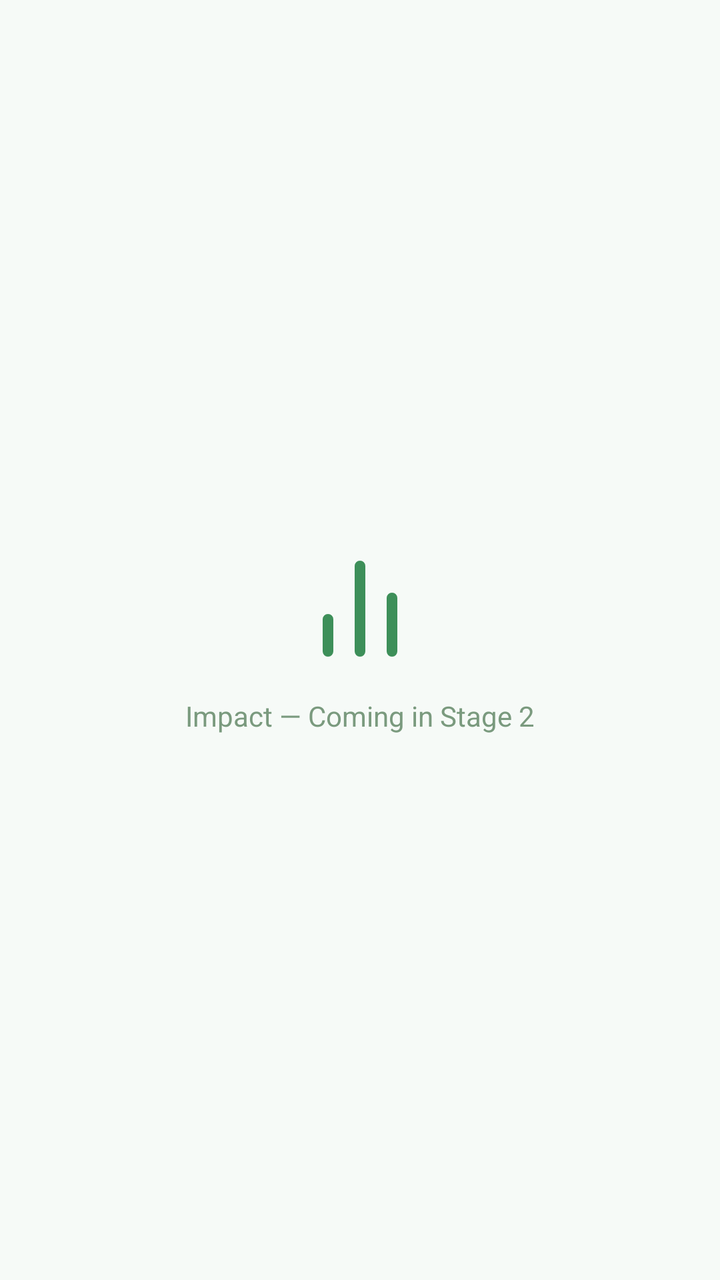
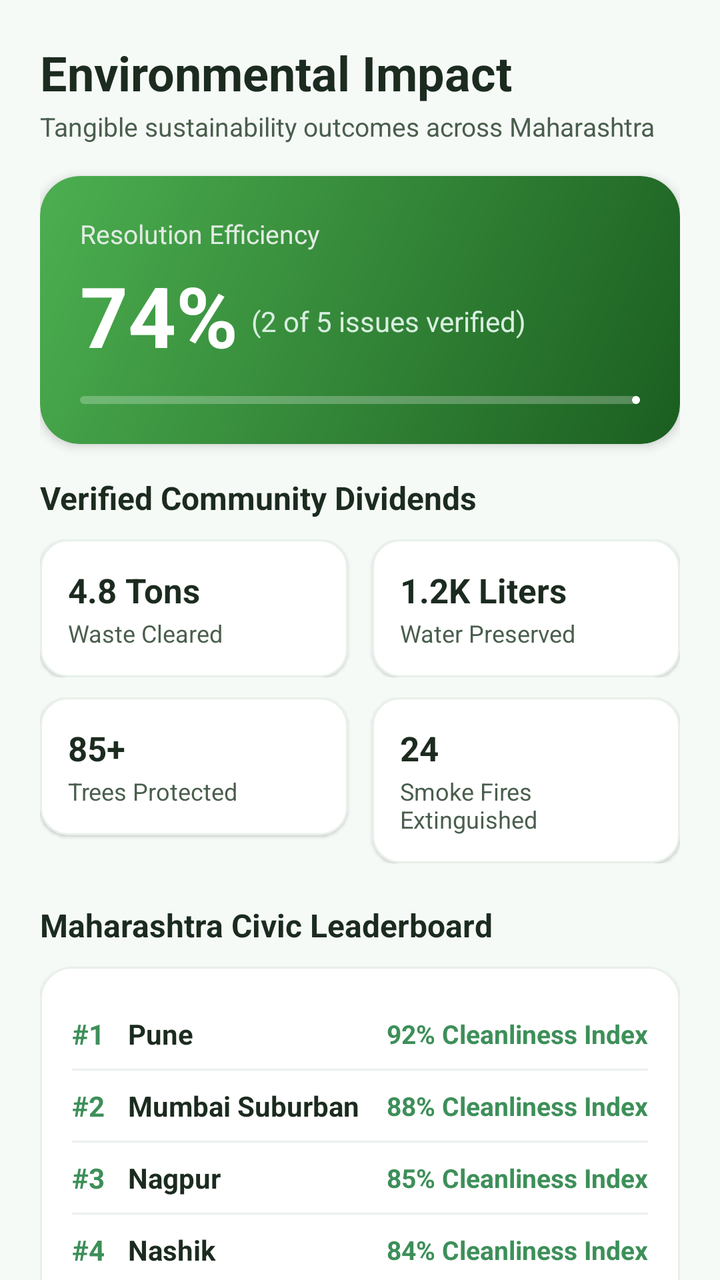

The first picture is an Android layout as it rendered before a commit; the second is the same layout after the commit. The layout source and the unified diff follow.
<!-- AndroidManifest.xml: application theme Theme.SUSTAINIQ -->
<!-- res/layout/fragment_impact.xml -->
<?xml version="1.0" encoding="utf-8"?>
<LinearLayout
    xmlns:android="http://schemas.android.com/apk/res/android"
    android:layout_width="match_parent"
    android:layout_height="match_parent"
    android:orientation="vertical"
    android:gravity="center"
    android:background="@color/color_background">

    <ImageView
        android:layout_width="64dp"
        android:layout_height="64dp"
        android:src="@drawable/ic_impact"
        android:contentDescription="Impact" />

    <TextView
        android:layout_width="wrap_content"
        android:layout_height="wrap_content"
        android:text="Impact — Coming in Stage 2"
        android:textSize="14sp"
        android:textColor="@color/text_tertiary"
        android:layout_marginTop="12dp" />

</LinearLayout>
<!-- resources referenced by this layout -->
<resources>
  <color name="color_background">#F6FAF7</color>
  <color name="text_tertiary">#7A9A7E</color>
  <!-- drawable ic_impact (drawable) -->
  <?xml version="1.0" encoding="utf-8"?>
  <vector xmlns:android="http://schemas.android.com/apk/res/android"
      android:width="24dp"
      android:height="24dp"
      android:viewportWidth="24"
      android:viewportHeight="24">
      <path
          android:fillColor="#00000000"
          android:strokeColor="#3D8F59"
          android:strokeWidth="2"
          android:strokeLineCap="round"
          android:strokeLineJoin="round"
          android:pathData="M18,20V10M12,20V4M6,20v-6" />
  </vector>
  <style name="Theme.SUSTAINIQ" parent="Base.Theme.SUSTAINIQ" />
  <color name="color_primary">#3D8F59</color>
  <color name="color_on_primary">#FFFFFF</color>
  <color name="color_primary_container">#D8EFDF</color>
  <color name="color_on_primary_container">#1A422A</color>
  <color name="color_secondary">#6B9A74</color>
  <color name="color_secondary_container">#E0EBE2</color>
  <color name="color_on_secondary_container">#1A3020</color>
  <color name="color_surface">#FAFDF9</color>
  <color name="color_surface_variant">#F0F4F1</color>
  <color name="color_on_surface">#1C2B1F</color>
  <color name="color_on_surface_variant">#4A5E4D</color>
  <color name="color_outline">#7A9A7E</color>
  <color name="color_outline_variant">#C4D9C8</color>
  <color name="color_error">#BA1A1A</color>
  <color name="color_error_container">#FFDAD6</color>
  <color name="color_on_error">#FFFFFF</color>
  <style name="ShapeAppearance.SUSTAINIQ.Medium" parent="ShapeAppearance.Material3.MediumComponent">
          <item name="cornerFamily">rounded</item>
          <item name="cornerSize">16dp</item>
      </style>
  <style name="ShapeAppearance.SUSTAINIQ.Large" parent="ShapeAppearance.Material3.LargeComponent">
          <item name="cornerFamily">rounded</item>
          <item name="cornerSize">24dp</item>
      </style>
  <style name="ShapeAppearance.SUSTAINIQ.Small" parent="ShapeAppearance.Material3.SmallComponent">
          <item name="cornerFamily">rounded</item>
          <item name="cornerSize">8dp</item>
      </style>
  <color name="ripple_green">#1A3D8F59</color>
  <!-- unchanged entries left out for length: 1 -->
</resources>

<!-- the commit's change to res/layout/fragment_impact.xml (unified diff, before → after) -->
@@ -1,24 +1,458 @@
 <?xml version="1.0" encoding="utf-8"?>
-<LinearLayout
+<androidx.core.widget.NestedScrollView
     xmlns:android="http://schemas.android.com/apk/res/android"
+    xmlns:app="http://schemas.android.com/apk/res-auto"
     android:layout_width="match_parent"
     android:layout_height="match_parent"
-    android:orientation="vertical"
-    android:gravity="center"
-    android:background="@color/color_background">
-
-    <ImageView
-        android:layout_width="64dp"
-        android:layout_height="64dp"
-        android:src="@drawable/ic_impact"
-        android:contentDescription="Impact" />
-
-    <TextView
-        android:layout_width="wrap_content"
+    android:background="@color/color_background"
+    android:fillViewport="true">
+
+    <LinearLayout
+        android:layout_width="match_parent"
         android:layout_height="wrap_content"
-        android:text="Impact — Coming in Stage 2"
-        android:textSize="14sp"
-        android:textColor="@color/text_tertiary"
-        android:layout_marginTop="12dp" />
-
-</LinearLayout>
+        android:orientation="vertical"
+        android:padding="20dp"
+        android:paddingBottom="90dp">
+
+        
+        <TextView
+            android:layout_width="wrap_content"
+            android:layout_height="wrap_content"
+            android:text="Environmental Impact"
+            android:textSize="24sp"
+            android:textStyle="bold"
+            android:textColor="@color/text_primary" />
+
+        <TextView
+            android:layout_width="wrap_content"
+            android:layout_height="wrap_content"
+            android:text="Tangible sustainability outcomes across Maharashtra"
+            android:textSize="13sp"
+            android:textColor="@color/text_secondary"
+            android:layout_marginTop="2dp"
+            android:layout_marginBottom="16dp" />
+
+        
+        <com.google.android.material.card.MaterialCardView
+            android:layout_width="match_parent"
+            android:layout_height="wrap_content"
+            app:cardCornerRadius="20dp"
+            app:cardElevation="3dp"
+            app:cardBackgroundColor="@android:color/transparent"
+            app:strokeWidth="0dp"
+            android:layout_marginBottom="16dp">
+
+            <LinearLayout
+                android:layout_width="match_parent"
+                android:layout_height="wrap_content"
+                android:orientation="vertical"
+                android:padding="20dp"
+                android:background="@drawable/bg_gradient_forest_mint">
+
+                <TextView
+                    android:layout_width="wrap_content"
+                    android:layout_height="wrap_content"
+                    android:text="Resolution Efficiency"
+                    android:textSize="13sp"
+                    android:textColor="#E0EBE2" />
+
+                <LinearLayout
+                    android:layout_width="match_parent"
+                    android:layout_height="wrap_content"
+                    android:orientation="horizontal"
+                    android:gravity="bottom"
+                    android:layout_marginTop="4dp">
+
+                    <TextView
+                        android:id="@+id/tv_impact_resolution_rate"
+                        android:layout_width="wrap_content"
+                        android:layout_height="wrap_content"
+                        android:text="74%"
+                        android:textSize="42sp"
+                        android:textStyle="bold"
+                        android:textColor="#FFFFFF" />
+
+                    <TextView
+                        android:id="@+id/tv_impact_ratio"
+                        android:layout_width="wrap_content"
+                        android:layout_height="wrap_content"
+                        android:text="  (2 of 5 issues verified)"
+                        android:textSize="14sp"
+                        android:textColor="#D8EFDF"
+                        android:layout_marginBottom="8dp" />
+                </LinearLayout>
+
+                <com.google.android.material.progressindicator.LinearProgressIndicator
+                    android:id="@+id/progress_impact_rate"
+                    android:layout_width="match_parent"
+                    android:layout_height="10dp"
+                    android:progress="74"
+                    app:trackCornerRadius="5dp"
+                    app:trackColor="#40FFFFFF"
+                    app:indicatorColor="#FFFFFF"
+                    android:layout_marginTop="12dp" />
+            </LinearLayout>
+        </com.google.android.material.card.MaterialCardView>
+
+        
+        <TextView
+            android:layout_width="wrap_content"
+            android:layout_height="wrap_content"
+            android:text="Verified Community Dividends"
+            android:textSize="16sp"
+            android:textStyle="bold"
+            android:textColor="@color/text_primary"
+            android:layout_marginBottom="10dp" />
+
+        <LinearLayout
+            android:layout_width="match_parent"
+            android:layout_height="wrap_content"
+            android:orientation="horizontal"
+            android:layout_marginBottom="10dp">
+
+            
+            <com.google.android.material.card.MaterialCardView
+                android:layout_width="0dp"
+                android:layout_height="wrap_content"
+                android:layout_weight="1"
+                android:layout_marginEnd="6dp"
+                app:cardCornerRadius="14dp"
+                app:cardElevation="1dp"
+                app:cardBackgroundColor="@color/card_background"
+                app:strokeColor="@color/divider"
+                app:strokeWidth="1dp">
+
+                <LinearLayout
+                    android:layout_width="match_parent"
+                    android:layout_height="wrap_content"
+                    android:orientation="vertical"
+                    android:padding="14dp">
+
+                    <TextView
+                        android:layout_width="wrap_content"
+                        android:layout_height="wrap_content"
+                        android:text="4.8 Tons"
+                        android:textSize="17sp"
+                        android:textStyle="bold"
+                        android:textColor="@color/text_primary" />
+
+                    <TextView
+                        android:layout_width="wrap_content"
+                        android:layout_height="wrap_content"
+                        android:text="Waste Cleared"
+                        android:textSize="12sp"
+                        android:textColor="@color/text_secondary"
+                        android:layout_marginTop="2dp" />
+                </LinearLayout>
+            </com.google.android.material.card.MaterialCardView>
+
+            
+            <com.google.android.material.card.MaterialCardView
+                android:layout_width="0dp"
+                android:layout_height="wrap_content"
+                android:layout_weight="1"
+                android:layout_marginStart="6dp"
+                app:cardCornerRadius="14dp"
+                app:cardElevation="1dp"
+                app:cardBackgroundColor="@color/card_background"
+                app:strokeColor="@color/divider"
+                app:strokeWidth="1dp">
+
+                <LinearLayout
+                    android:layout_width="match_parent"
+                    android:layout_height="wrap_content"
+                    android:orientation="vertical"
+                    android:padding="14dp">
+
+                    <TextView
+                        android:layout_width="wrap_content"
+                        android:layout_height="wrap_content"
+                        android:text="1.2K Liters"
+                        android:textSize="17sp"
+                        android:textStyle="bold"
+                        android:textColor="@color/text_primary" />
+
+                    <TextView
+                        android:layout_width="wrap_content"
+                        android:layout_height="wrap_content"
+                        android:text="Water Preserved"
+                        android:textSize="12sp"
+                        android:textColor="@color/text_secondary"
+                        android:layout_marginTop="2dp" />
+                </LinearLayout>
+            </com.google.android.material.card.MaterialCardView>
+        </LinearLayout>
+
+        <LinearLayout
+            android:layout_width="match_parent"
+            android:layout_height="wrap_content"
+            android:orientation="horizontal"
+            android:layout_marginBottom="20dp">
+
+            
+            <com.google.android.material.card.MaterialCardView
+                android:layout_width="0dp"
+                android:layout_height="wrap_content"
+                android:layout_weight="1"
+                android:layout_marginEnd="6dp"
+                app:cardCornerRadius="14dp"
+                app:cardElevation="1dp"
+                app:cardBackgroundColor="@color/card_background"
+                app:strokeColor="@color/divider"
+                app:strokeWidth="1dp">
+
+                <LinearLayout
+                    android:layout_width="match_parent"
+                    android:layout_height="wrap_content"
+                    android:orientation="vertical"
+                    android:padding="14dp">
+
+                    <TextView
+                        android:layout_width="wrap_content"
+                        android:layout_height="wrap_content"
+                        android:text="85+"
+                        android:textSize="17sp"
+                        android:textStyle="bold"
+                        android:textColor="@color/text_primary" />
+
+                    <TextView
+                        android:layout_width="wrap_content"
+                        android:layout_height="wrap_content"
+                        android:text="Trees Protected"
+                        android:textSize="12sp"
+                        android:textColor="@color/text_secondary"
+                        android:layout_marginTop="2dp" />
+                </LinearLayout>
+            </com.google.android.material.card.MaterialCardView>
+
+            
+            <com.google.android.material.card.MaterialCardView
+                android:layout_width="0dp"
+                android:layout_height="wrap_content"
+                android:layout_weight="1"
+                android:layout_marginStart="6dp"
+                app:cardCornerRadius="14dp"
+                app:cardElevation="1dp"
+                app:cardBackgroundColor="@color/card_background"
+                app:strokeColor="@color/divider"
+                app:strokeWidth="1dp">
+
+                <LinearLayout
+                    android:layout_width="match_parent"
+                    android:layout_height="wrap_content"
+                    android:orientation="vertical"
+                    android:padding="14dp">
+
+                    <TextView
+                        android:layout_width="wrap_content"
+                        android:layout_height="wrap_content"
+                        android:text="24"
+                        android:textSize="17sp"
+                        android:textStyle="bold"
+                        android:textColor="@color/text_primary" />
+
+                    <TextView
+                        android:layout_width="wrap_content"
+                        android:layout_height="wrap_content"
+                        android:text="Smoke Fires Extinguished"
+                        android:textSize="12sp"
+                        android:textColor="@color/text_secondary"
+                        android:layout_marginTop="2dp" />
+                </LinearLayout>
+            </com.google.android.material.card.MaterialCardView>
+        </LinearLayout>
+
+        
+        <TextView
+            android:layout_width="wrap_content"
+            android:layout_height="wrap_content"
+            android:text="Maharashtra Civic Leaderboard"
+            android:textSize="16sp"
+            android:textStyle="bold"
+            android:textColor="@color/text_primary"
+            android:layout_marginBottom="10dp" />
+
+        <com.google.android.material.card.MaterialCardView
+            android:layout_width="match_parent"
+            android:layout_height="wrap_content"
+            app:cardCornerRadius="16dp"
+            app:cardElevation="1dp"
+            app:cardBackgroundColor="@color/card_background"
+            app:strokeColor="@color/divider"
+            app:strokeWidth="1dp"
+            android:layout_marginBottom="24dp">
+
+            <LinearLayout
+                android:layout_width="match_parent"
+                android:layout_height="wrap_content"
+                android:orientation="vertical"
+                android:padding="16dp">
+
+                
+                <LinearLayout
+                    android:layout_width="match_parent"
+                    android:layout_height="wrap_content"
+                    android:orientation="horizontal"
+                    android:gravity="center_vertical"
+                    android:paddingVertical="8dp">
+
+                    <TextView
+                        android:layout_width="28dp"
+                        android:layout_height="wrap_content"
+                        android:text="#1"
+                        android:textSize="14sp"
+                        android:textStyle="bold"
+                        android:textColor="@color/color_primary" />
+
+                    <TextView
+                        android:layout_width="0dp"
+                        android:layout_height="wrap_content"
+                        android:layout_weight="1"
+                        android:text="Pune"
+                        android:textSize="14sp"
+                        android:textStyle="bold"
+                        android:textColor="@color/text_primary" />
+
+                    <TextView
+                        android:layout_width="wrap_content"
+                        android:layout_height="wrap_content"
+                        android:text="92% Cleanliness Index"
+                        android:textSize="13sp"
+                        android:textColor="@color/color_primary"
+                        android:textStyle="bold" />
+                </LinearLayout>
+
+                <View
+                    android:layout_width="match_parent"
+                    android:layout_height="1dp"
+                    android:background="@color/divider" />
+
+                
+                <LinearLayout
+                    android:layout_width="match_parent"
+                    android:layout_height="wrap_content"
+                    android:orientation="horizontal"
+                    android:gravity="center_vertical"
+                    android:paddingVertical="8dp">
+
+                    <TextView
+                        android:layout_width="28dp"
+                        android:layout_height="wrap_content"
+                        android:text="#2"
+                        android:textSize="14sp"
+                        android:textStyle="bold"
+                        android:textColor="@color/color_primary" />
+
+                    <TextView
+                        android:layout_width="0dp"
+                        android:layout_height="wrap_content"
+                        android:layout_weight="1"
+                        android:text="Mumbai Suburban"
+                        android:textSize="14sp"
+                        android:textStyle="bold"
+                        android:textColor="@color/text_primary" />
+
+                    <TextView
+                        android:layout_width="wrap_content"
+                        android:layout_height="wrap_content"
+                        android:text="88% Cleanliness Index"
+                        android:textSize="13sp"
+                        android:textColor="@color/color_primary"
+                        android:textStyle="bold" />
+                </LinearLayout>
+
+                <View
+                    android:layout_width="match_parent"
+                    android:layout_height="1dp"
+                    android:background="@color/divider" />
+
+                
+                <LinearLayout
+                    android:layout_width="match_parent"
+                    android:layout_height="wrap_content"
+                    android:orientation="horizontal"
+                    android:gravity="center_vertical"
+                    android:paddingVertical="8dp">
+
+                    <TextView
+                        android:layout_width="28dp"
+                        android:layout_height="wrap_content"
+                        android:text="#3"
+                        android:textSize="14sp"
+                        android:textStyle="bold"
+                        android:textColor="@color/color_primary" />
+
+                    <TextView
+                        android:layout_width="0dp"
+                        android:layout_height="wrap_content"
+                        android:layout_weight="1"
+                        android:text="Nagpur"
+                        android:textSize="14sp"
+                        android:textStyle="bold"
+                        android:textColor="@color/text_primary" />
+
+                    <TextView
+                        android:layout_width="wrap_content"
+                        android:layout_height="wrap_content"
+                        android:text="85% Cleanliness Index"
+                        android:textSize="13sp"
+                        android:textColor="@color/color_primary"
+                        android:textStyle="bold" />
+                </LinearLayout>
+
+                <View
+                    android:layout_width="match_parent"
+                    android:layout_height="1dp"
+                    android:background="@color/divider" />
+
+                
+                <LinearLayout
+                    android:layout_width="match_parent"
+                    android:layout_height="wrap_content"
+                    android:orientation="horizontal"
+                    android:gravity="center_vertical"
+                    android:paddingVertical="8dp">
+
+                    <TextView
+                        android:layout_width="28dp"
+                        android:layout_height="wrap_content"
+                        android:text="#4"
+                        android:textSize="14sp"
+                        android:textStyle="bold"
+                        android:textColor="@color/color_primary" />
+
+                    <TextView
+                        android:layout_width="0dp"
+                        android:layout_height="wrap_content"
+                        android:layout_weight="1"
+                        android:text="Nashik"
+                        android:textSize="14sp"
+                        android:textStyle="bold"
+                        android:textColor="@color/text_primary" />
+
+                    <TextView
+                        android:layout_width="wrap_content"
+                        android:layout_height="wrap_content"
+                        android:text="84% Cleanliness Index"
+                        android:textSize="13sp"
+                        android:textColor="@color/color_primary"
+                        android:textStyle="bold" />
+                </LinearLayout>
+            </LinearLayout>
+        </com.google.android.material.card.MaterialCardView>
+
+        
+        <com.google.android.material.button.MaterialButton
+            android:id="@+id/btn_share_impact"
+            android:layout_width="match_parent"
+            android:layout_height="54dp"
+            android:text="Share Sustainability Impact"
+            app:icon="@drawable/ic_share"
+            app:iconGravity="textStart"
+            android:textSize="15sp"
+            android:textStyle="bold"
+            app:backgroundTint="@color/color_primary"
+            app:cornerRadius="14dp" />
+
+    </LinearLayout>
+</androidx.core.widget.NestedScrollView>
<!-- resource entries referenced after the edit -->
@@ -1,8 +1,24 @@
 <!-- resources referenced by this layout -->
 <resources>
+  <color name="card_background">#FFFFFF</color>
   <color name="color_background">#F6FAF7</color>
-  <color name="text_tertiary">#7A9A7E</color>
-  <!-- drawable ic_impact (drawable) -->
+  <style name="Theme.SUSTAINIQ" parent="Base.Theme.SUSTAINIQ" />
+  <color name="color_primary">#3D8F59</color>
+  <color name="divider">#E8F0EA</color>
+  <color name="text_primary">#1C2B1F</color>
+  <color name="text_secondary">#4A5E4D</color>
+  <!-- drawable bg_gradient_forest_mint (drawable) -->
+  <?xml version="1.0" encoding="utf-8"?>
+  <shape xmlns:android="http://schemas.android.com/apk/res/android"
+      android:shape="rectangle">
+      <gradient
+          android:type="linear"
+          android:angle="135"
+          android:startColor="#1B5E20"
+          android:endColor="#4CAF50" />
+      <corners android:radius="20dp" />
+  </shape>
+  <!-- drawable ic_share (drawable) -->
   <?xml version="1.0" encoding="utf-8"?>
   <vector xmlns:android="http://schemas.android.com/apk/res/android"
       android:width="24dp"
@@ -11,14 +27,12 @@
       android:viewportHeight="24">
       <path
           android:fillColor="#00000000"
-          android:strokeColor="#3D8F59"
+          android:strokeColor="#FFFFFF"
           android:strokeWidth="2"
           android:strokeLineCap="round"
           android:strokeLineJoin="round"
-          android:pathData="M18,20V10M12,20V4M6,20v-6" />
+          android:pathData="M18,5a3,3 0 1,0 0,-0.01M6,12a3,3 0 1,0 0,-0.01M18,19a3,3 0 1,0 0,-0.01M8.59,13.51l6.83,3.98M15.41,6.51L8.59,10.49" />
   </vector>
-  <style name="Theme.SUSTAINIQ" parent="Base.Theme.SUSTAINIQ" />
-  <color name="color_primary">#3D8F59</color>
   <color name="color_on_primary">#FFFFFF</color>
   <color name="color_primary_container">#D8EFDF</color>
   <color name="color_on_primary_container">#1A422A</color>
